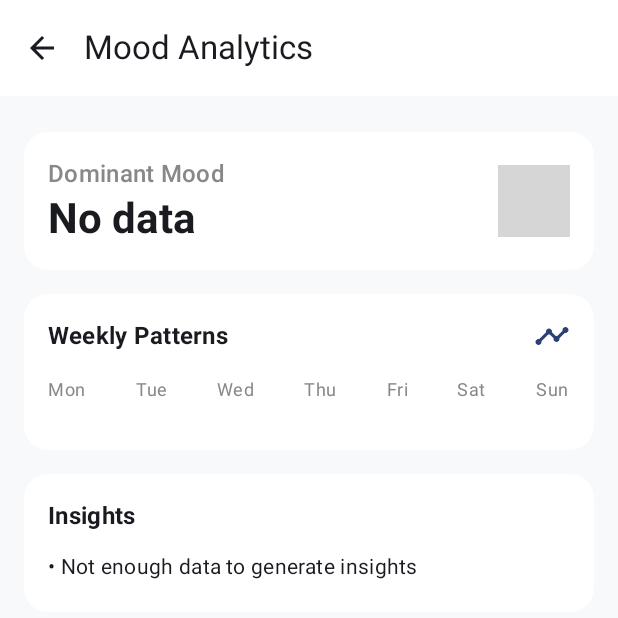
After one commit to talhanuhuymaz/MindUP, an Android app built with Jetpack Compose: the StatsPage screen opened through its navigation route, on a phone screen of 412 x 824 dp. The commit adds this screen. Shown: the top 618 px of the screen. Run offline under Robolectric (Android 15) with nearby library versions, the phone set to English and light mode, and no system bars; our stand-ins replace Firebase (no records; nobody signed in at launch, a user with empty details on screens opened directly), Room's generated code, livedata-compose; libraries missing offline, so code that uses them is left out: com.patrykandpatrick.vico; grey boxes are pictures that could not be loaded.

Commit message:
Added room based data base and some UI design updates

```diff
--- a/app/src/main/java/com/yeditepe/mindup/MainActivity.kt
+++ b/app/src/main/java/com/yeditepe/mindup/MainActivity.kt
@@ -15,16 +15,31 @@ import androidx.compose.ui.tooling.preview.Preview
 import com.yeditepe.mindup.navigation.MyAppNavigation
 import com.yeditepe.mindup.ui.theme.MindUPTheme
 import com.yeditepe.mindup.viewmodel.AuthViewModel
+import com.yeditepe.mindup.viewmodel.MoodViewModel
+import androidx.lifecycle.ViewModel
+import androidx.lifecycle.ViewModelProvider
 
 class MainActivity : ComponentActivity() {
     override fun onCreate(savedInstanceState: Bundle?) {
         super.onCreate(savedInstanceState)
         enableEdgeToEdge()
-        val authViewModel : AuthViewModel by viewModels()
+        val authViewModel: AuthViewModel by viewModels()
+        val moodViewModel: MoodViewModel by viewModels {
+            object : ViewModelProvider.Factory {
+                override fun <T : ViewModel> create(modelClass: Class<T>): T {
+                    return MoodViewModel(application) as T
+                }
+            }
+        }
+
         setContent {
             MindUPTheme {
                 Scaffold(modifier = Modifier.fillMaxSize()) { innerPadding ->
-                    MyAppNavigation(modifier =  Modifier.padding(innerPadding),authViewModel = authViewModel)
+                    MyAppNavigation(
+                        modifier = Modifier.padding(innerPadding),
+                        authViewModel = authViewModel,
+                        moodViewModel = moodViewModel
+                    )
                 }
             }
         }
--- /dev/null
+++ b/app/src/main/java/com/yeditepe/mindup/data/AppDatabase.kt
@@ -0,0 +1,31 @@
+package com.yeditepe.mindup.data
+
+import android.content.Context
+import androidx.room.Database
+import androidx.room.Room
+import androidx.room.RoomDatabase
+import androidx.room.TypeConverters
+import com.yeditepe.mindup.model.MoodEntry
+
+@Database(entities = [MoodEntry::class], version = 1, exportSchema = false)
+@TypeConverters(Converters::class)
+abstract class AppDatabase : RoomDatabase() {
+    abstract fun moodDao(): MoodDao
+
+    companion object {
+        @Volatile
+        private var INSTANCE: AppDatabase? = null
+
+        fun getDatabase(context: Context): AppDatabase {
+            return INSTANCE ?: synchronized(this) {
+                val instance = Room.databaseBuilder(
+                    context.applicationContext,
+                    AppDatabase::class.java,
+                    "app_database"
+                ).build()
+                INSTANCE = instance
+                instance
+            }
+        }
+    }
+}
--- /dev/null
+++ b/app/src/main/java/com/yeditepe/mindup/data/MoodDao.kt
@@ -0,0 +1,20 @@
+package com.yeditepe.mindup.data
+
+import androidx.room.*
+import com.yeditepe.mindup.model.MoodEntry
+import kotlinx.coroutines.flow.Flow
+
+@Dao
+interface MoodDao {
+    @Query("SELECT * FROM mood_entries ORDER BY timestamp DESC")
+    fun getAllMoods(): Flow<List<MoodEntry>>
+
+    @Insert(onConflict = OnConflictStrategy.REPLACE)
+    suspend fun insertMood(mood: MoodEntry)
+
+    @Delete
+    suspend fun deleteMood(mood: MoodEntry)
+
+    @Query("DELETE FROM mood_entries WHERE id = :moodId")
+    suspend fun deleteMoodById(moodId: String)
+}
--- a/app/src/main/java/com/yeditepe/mindup/navigation/MyAppNavigation.kt
+++ b/app/src/main/java/com/yeditepe/mindup/navigation/MyAppNavigation.kt
@@ -8,21 +8,30 @@ import androidx.navigation.compose.rememberNavController
 import com.yeditepe.mindup.screens.HomePage
 import com.yeditepe.mindup.screens.LoginPage
 import com.yeditepe.mindup.screens.SignupPage
+import com.yeditepe.mindup.screens.StatsPage
 import com.yeditepe.mindup.viewmodel.AuthViewModel
+import com.yeditepe.mindup.viewmodel.MoodViewModel
 
 @Composable
-fun MyAppNavigation(modifier: Modifier = Modifier,authViewModel: AuthViewModel) {
+fun MyAppNavigation(
+    modifier: Modifier = Modifier,
+    authViewModel: AuthViewModel,
+    moodViewModel: MoodViewModel
+) {
     val navController = rememberNavController()
 
     NavHost(navController = navController, startDestination = "login", builder = {
-        composable("login"){
-            LoginPage(modifier,navController,authViewModel)
+        composable("login") {
+            LoginPage(modifier, navController, authViewModel)
         }
-        composable("signup"){
-            SignupPage(modifier,navController,authViewModel)
+        composable("signup") {
+            SignupPage(modifier, navController, authViewModel)
         }
-        composable("home"){
-            HomePage(modifier,navController,authViewModel)
+        composable("home") {
+            HomePage(modifier, navController, authViewModel, moodViewModel)
+        }
+        composable("stats") {
+            StatsPage(modifier, moodViewModel, navController)
         }
     })
 }
--- a/app/src/main/java/com/yeditepe/mindup/screens/HomePage.kt
+++ b/app/src/main/java/com/yeditepe/mindup/screens/HomePage.kt
@@ -54,20 +54,30 @@ import androidx.compose.material3.OutlinedTextFieldDefaults
 import androidx.compose.ui.graphics.Color
 import androidx.compose.ui.text.font.FontWeight
 import com.yeditepe.mindup.viewmodel.MoodCarousel
-
-data class MoodEntry(
-    val mood: String,
-    val note: String,
-    val timestamp: LocalDateTime = LocalDateTime.now(),
-    val id: String = java.util.UUID.randomUUID().toString()
-)
-
-
+import androidx.lifecycle.viewmodel.compose.viewModel
+import com.yeditepe.mindup.viewmodel.MoodViewModel
+import androidx.compose.material3.CircularProgressIndicator
+import com.patrykandpatrick.vico.compose.axis.horizontal.bottomAxis
+import com.patrykandpatrick.vico.compose.axis.vertical.startAxis
+import com.patrykandpatrick.vico.compose.chart.Chart
+import com.patrykandpatrick.vico.compose.chart.column.columnChart
+import com.patrykandpatrick.vico.core.entry.FloatEntry
+import com.patrykandpatrick.vico.core.entry.entryModelOf
+import com.yeditepe.mindup.model.MoodEntry
 
 @Composable
-fun HomePage(modifier: Modifier = Modifier, navController: NavController, authViewModel: AuthViewModel) {
+fun HomePage(
+    modifier: Modifier = Modifier,
+    navController: NavController,
+    authViewModel: AuthViewModel,
+    moodViewModel: MoodViewModel = viewModel()
+) {
+    val authState = authViewModel.authState.observeAsState()
+    val moodEntries = moodViewModel.moodEntries.observeAsState(initial = emptyList())
+    val loading = moodViewModel.loading.observeAsState(initial = false)
 
-    val authState = authViewModel.authState.observeAsState()
+    var mood by remember { mutableStateOf("") }
+    var note by remember { mutableStateOf("") }
 
     LaunchedEffect(authState.value) {
         when (authState.value) {
@@ -76,15 +86,10 @@ fun HomePage(modifier: Modifier = Modifier, navController: NavController, authVi
         }
     }
 
-    var mood by remember { mutableStateOf("") }
-    var note by remember { mutableStateOf("") }
-    var savedEntries by remember { mutableStateOf<List<MoodEntry>>(emptyList()) }
-    var searchQuery by remember { mutableStateOf("") }
-
     Column(
         modifier = modifier
             .fillMaxSize()
-            .background(Color(0xFFF8F9FA))  // Light gray background
+            .background(Color(0xFFF8F9FA))
             .padding(16.dp),
         verticalArrangement = Arrangement.Top,
         horizontalAlignment = Alignment.CenterHorizontally
@@ -195,7 +200,7 @@ fun HomePage(modifier: Modifier = Modifier, navController: NavController, authVi
                     Button(
                         onClick = {
                             if (mood.isNotEmpty() && note.isNotEmpty()) {
-                                savedEntries = savedEntries + MoodEntry(mood, note)
+                                moodViewModel.addMoodEntry(mood, note)
                                 mood = ""
                                 note = ""
                             }
@@ -208,14 +213,21 @@ fun HomePage(modifier: Modifier = Modifier, navController: NavController, authVi
                             containerColor = Color.Black
                         )
                     ) {
-                        Text("Save Entry", fontSize = 16.sp)
+                        if (loading.value) {
+                            CircularProgressIndicator(
+                                modifier = Modifier.size(24.dp),
+                                color = Color.White
+                            )
+                        } else {
+                            Text("Save Entry", fontSize = 16.sp)
+                        }
                     }
                 }
             }
         }
 
         // Entries section
-        if (savedEntries.isNotEmpty()) {
+        if (moodEntries.value.isNotEmpty()) {
             LazyColumn(
                 modifier = Modifier
                     .weight(1f)
@@ -231,12 +243,31 @@ fun HomePage(modifier: Modifier = Modifier, navController: NavController, authVi
                     )
                 }
 
-                items(savedEntries.sortedByDescending { it.timestamp }) { entry ->
-                    EntryCard(entry = entry, onDelete = {
-                        savedEntries = savedEntries.filter { it.id != entry.id }
-                    })
+                items(moodEntries.value) { entry ->
+                    EntryCard(
+                        entry = entry,
+                        onDelete = { moodViewModel.deleteMoodEntry(entry.id) }
+                    )
                 }
             }
+        }
+
+        Button(
+            onClick = { navController.navigate("stats") },
+            modifier = Modifier
+                .fillMaxWidth()
+                .padding(vertical = 8.dp),
+            colors = ButtonDefaults.buttonColors(
+                containerColor = MaterialTheme.colorScheme.primaryContainer,
+                contentColor = MaterialTheme.colorScheme.onPrimaryContainer
+            ),
+            shape = RoundedCornerShape(16.dp)
+        ) {
+            Text(
+                text = "View Statistics",
+                style = MaterialTheme.typography.titleMedium,
+                modifier = Modifier.padding(8.dp)
+            )
         }
     }
 }
--- /dev/null
+++ b/app/src/main/java/com/yeditepe/mindup/screens/StatsPage.kt
@@ -0,0 +1,363 @@
+package com.yeditepe.mindup.screens
+
+import androidx.compose.foundation.background
+import androidx.compose.foundation.layout.*
+import androidx.compose.foundation.rememberScrollState
+import androidx.compose.foundation.shape.RoundedCornerShape
+import androidx.compose.foundation.verticalScroll
+import androidx.compose.material.icons.Icons
+import androidx.compose.material.icons.filled.ArrowBack
+import androidx.compose.material.icons.filled.Mood
+import androidx.compose.material.icons.filled.Timeline
+import androidx.compose.material3.*
+import androidx.compose.runtime.Composable
+import androidx.compose.runtime.livedata.observeAsState
+import androidx.compose.ui.Alignment
+import androidx.compose.ui.Modifier
+import androidx.compose.ui.graphics.Color
+import androidx.compose.ui.text.font.FontWeight
+import androidx.compose.ui.unit.dp
+import androidx.navigation.NavController
+import com.yeditepe.mindup.viewmodel.MoodViewModel
+import com.yeditepe.mindup.model.MoodEntry
+import java.time.LocalDateTime
+import java.time.temporal.ChronoUnit
+import androidx.compose.foundation.Image
+import androidx.compose.ui.res.painterResource
+import com.yeditepe.mindup.R
+
+@OptIn(ExperimentalMaterial3Api::class)
+@Composable
+fun StatsPage(
+    modifier: Modifier = Modifier,
+    moodViewModel: MoodViewModel,
+    navController: NavController
+) {
+    val moodEntries = moodViewModel.moodEntries.observeAsState(initial = emptyList())
+    val scrollState = rememberScrollState()
+
+    Column(
+        modifier = modifier
+            .fillMaxSize()
+            .background(Color(0xFFF8F9FA))
+            .verticalScroll(scrollState)
+    ) {
+        // Top App Bar
+        TopAppBar(
+            title = { Text("Mood Analytics") },
+            navigationIcon = {
+                IconButton(onClick = { navController.navigateUp() }) {
+                    Icon(Icons.Default.ArrowBack, "Back")
+                }
+            },
+            colors = TopAppBarDefaults.topAppBarColors(
+                containerColor = Color.White
+            )
+        )
+
+        // Content
+        Column(
+            modifier = Modifier.padding(16.dp)
+        ) {
+            // Dominant Mood Card
+            val dominantMood = moodEntries.value
+                .groupBy { it.mood }
+                .maxByOrNull { it.value.size }
+                ?.key ?: "No data"
+
+            Card(
+                modifier = Modifier
+                    .fillMaxWidth()
+                    .padding(vertical = 8.dp),
+                colors = CardDefaults.cardColors(containerColor = Color.White),
+                elevation = CardDefaults.cardElevation(0.dp),
+                shape = RoundedCornerShape(16.dp)
+            ) {
+                Row(
+                    modifier = Modifier
+                        .fillMaxWidth()
+                        .padding(16.dp),
+                    horizontalArrangement = Arrangement.SpaceBetween,
+                    verticalAlignment = Alignment.CenterVertically
+                ) {
+                    Column {
+                        Text(
+                            text = "Dominant Mood",
+                            style = MaterialTheme.typography.titleMedium,
+                            color = Color.Gray
+                        )
+                        Text(
+                            text = dominantMood,
+                            style = MaterialTheme.typography.headlineMedium,
+                            fontWeight = FontWeight.Bold
+                        )
+                    }
+                    Image(
+                        painter = painterResource(getMoodIconResource(dominantMood)),
+                        contentDescription = dominantMood,
+                        modifier = Modifier.size(48.dp)
+                    )
+                }
+            }
+
+            // Weekly Patterns Card
+            Card(
+                modifier = Modifier
+                    .fillMaxWidth()
+                    .padding(vertical = 8.dp),
+                colors = CardDefaults.cardColors(containerColor = Color.White),
+                elevation = CardDefaults.cardElevation(0.dp),
+                shape = RoundedCornerShape(16.dp)
+            ) {
+                Column(
+                    modifier = Modifier.padding(16.dp)
+                ) {
+                    Row(
+                        modifier = Modifier.fillMaxWidth(),
+                        horizontalArrangement = Arrangement.SpaceBetween,
+                        verticalAlignment = Alignment.CenterVertically
+                    ) {
+                        Text(
+                            text = "Weekly Patterns",
+                            style = MaterialTheme.typography.titleMedium,
+                            fontWeight = FontWeight.Bold
+                        )
+                        Icon(
+                            imageVector = Icons.Default.Timeline,
+                            contentDescription = null,
+                            modifier = Modifier.size(24.dp),
+                            tint = MaterialTheme.colorScheme.primary
+                        )
+                    }
+
+                    Spacer(modifier = Modifier.height(16.dp))
+
+                    WeeklyMoodDistribution(moodEntries.value)
+
+                    Spacer(modifier = Modifier.height(16.dp))
+
+                    val stats = moodViewModel.getMoodStats()
+                    stats.forEach { (mood, count) ->
+                        val percentage = (count.toFloat() / moodEntries.value.size * 100).toInt()
+                        MoodDistributionItem(
+                            mood = mood,
+                            count = count,
+                            percentage = percentage
+                        )
+                    }
+                }
+            }
+
+            // Insights Card
+            Card(
+                modifier = Modifier
+                    .fillMaxWidth()
+                    .padding(vertical = 8.dp),
+                colors = CardDefaults.cardColors(containerColor = Color.White),
+                elevation = CardDefaults.cardElevation(0.dp),
+                shape = RoundedCornerShape(16.dp)
+            ) {
+                Column(
+                    modifier = Modifier.padding(16.dp)
+                ) {
+                    Text(
+                        text = "Insights",
+                        style = MaterialTheme.typography.titleMedium,
+                        fontWeight = FontWeight.Bold
+                    )
+
+                    Spacer(modifier = Modifier.height(8.dp))
+
+                    val insights = generateInsights(moodEntries.value)
+                    insights.forEach { insight ->
+                        Text(
+                            text = "• $insight",
+                            style = MaterialTheme.typography.bodyMedium,
+                            modifier = Modifier.padding(vertical = 4.dp)
+                        )
+                    }
+                }
+            }
+        }
+    }
+}
+
+@Composable
+fun MoodDistributionItem(
+    mood: String,
+    count: Int,
+    percentage: Int
+) {
+    Row(
+        modifier = Modifier
+            .fillMaxWidth()
+            .padding(vertical = 8.dp),
+        horizontalArrangement = Arrangement.SpaceBetween,
+        verticalAlignment = Alignment.CenterVertically
+    ) {
+        Text(
+            text = mood,
+            style = MaterialTheme.typography.bodyLarge
+        )
+        Row(
+            horizontalArrangement = Arrangement.spacedBy(8.dp),
+            verticalAlignment = Alignment.CenterVertically
+        ) {
+            Text(
+                text = count.toString(),
+                style = MaterialTheme.typography.bodyMedium,
+                color = Color.Gray
+            )
+            Text(
+                text = "$percentage%",
+                style = MaterialTheme.typography.bodyMedium,
+                fontWeight = FontWeight.Bold
+            )
+        }
+    }
+}
+
+@Composable
+fun DayMoodColumn(
+    dayOfWeek: Int,
+    moods: List<String>
+) {
+    Column(
+        horizontalAlignment = Alignment.CenterHorizontally,
+        verticalArrangement = Arrangement.spacedBy(4.dp)
+    ) {
+        Text(
+            text = getDayAbbreviation(dayOfWeek),
+            style = MaterialTheme.typography.bodySmall,
+            color = Color.Gray
+        )
+
+        moods.take(3).forEach { mood ->
+            Image(
+                painter = painterResource(getMoodIconResource(mood)),
+                contentDescription = mood,
+                modifier = Modifier.size(24.dp)
+            )
+        }
+
+        if (moods.size > 3) {
+            Text(
+                text = "+${moods.size - 3}",
+                style = MaterialTheme.typography.bodySmall,
+                color = MaterialTheme.colorScheme.primary
+            )
+        }
+    }
+}
+
+private fun getDayAbbreviation(dayOfWeek: Int): String {
+    return when (dayOfWeek) {
+        1 -> "Mon"
+        2 -> "Tue"
+        3 -> "Wed"
+        4 -> "Thu"
+        5 -> "Fri"
+        6 -> "Sat"
+        7 -> "Sun"
+        else -> ""
+    }
+}
+
+private fun getMoodIconResource(mood: String): Int {
+    return when (mood.lowercase()) {
+        "happy" -> R.drawable.happy
+        "sad" -> R.drawable.sad
+        "angry" -> R.drawable.angry
+        "anxious" -> R.drawable.relaxed
+        else -> R.drawable.happy
+    }
+}
+
+private fun getWeeklyStats(entries: List<MoodEntry>): Map<Int, List<String>> {
+    val now = LocalDateTime.now()
+    return entries
+        .filter { entry -> ChronoUnit.DAYS.between(entry.timestamp, now) < 7 }
+        .groupBy { entry -> entry.timestamp.dayOfWeek.value }
+        .mapValues { entry -> entry.value.map { it.mood } }
+}
+
+private fun generateInsights(entries: List<MoodEntry>): List<String> {
+    val insights = mutableListOf<String>()
+
+    if (entries.isEmpty()) return listOf("Not enough data to generate insights")
+
+    // Weekly trend
+    val thisWeek = entries.filter { entry ->
+        ChronoUnit.DAYS.between(entry.timestamp, LocalDateTime.now()) < 7
+    }
+    if (thisWeek.isNotEmpty()) {
+        val avgMoodsPerDay = thisWeek.size / 7f
+        insights.add("You've recorded an average of %.1f moods per day this week".format(avgMoodsPerDay))
+    }
+
+    // Recent trend
+    val recentMoods = entries.takeLast(3).map { entry -> entry.mood }
+    if (recentMoods.toSet().size == 1) {
+        insights.add("Your last 3 recorded moods have been consistently '${recentMoods.first()}'")
+    }
+
+    // Time of day analysis
+    val morningMoods = entries.filter { it.timestamp.hour in 6..11 }
+    val afternoonMoods = entries.filter { it.timestamp.hour in 12..17 }
+    val eveningMoods = entries.filter { it.timestamp.hour in 18..23 }
+
+    val bestTimeOfDay = listOf(
+        "morning" to morningMoods,
+        "afternoon" to afternoonMoods,
+        "evening" to eveningMoods
+    ).maxByOrNull { it.second.size }?.first
+
+    if (bestTimeOfDay != null) {
+        insights.add("You tend to record your moods most often during the $bestTimeOfDay")
+    }
+
+    return insights
+}
+
+@Composable
+private fun MoodPatternsCard(entries: List<MoodEntry>) {
+    Card(
+        modifier = Modifier
+            .fillMaxWidth()
+            .padding(vertical = 8.dp),
+        colors = CardDefaults.cardColors(containerColor = Color.White),
+        elevation = CardDefaults.cardElevation(0.dp),
+        shape = RoundedCornerShape(16.dp)
+    ) {
+        Column(
+            modifier = Modifier.padding(16.dp)
+        ) {
+            Text(
+                text = "Mood Patterns",
+                style = MaterialTheme.typography.titleMedium,
+                fontWeight = FontWeight.Bold
+            )
+
+            Spacer(modifier = Modifier.height(16.dp))
+
+            // Weekly mood distribution
+            WeeklyMoodDistribution(entries)
+        }
+    }
+}
+
+@Composable
+private fun WeeklyMoodDistribution(entries: List<MoodEntry>) {
+    val weeklyStats = getWeeklyStats(entries)
+    Row(
+        modifier = Modifier.fillMaxWidth(),
+        horizontalArrangement = Arrangement.SpaceBetween
+    ) {
+        for (dayOfWeek in 1..7) {
+            DayMoodColumn(
+                dayOfWeek = dayOfWeek,
+                moods = weeklyStats[dayOfWeek] ?: emptyList()
+            )
+        }
+    }
+}
--- /dev/null
+++ b/app/src/main/java/com/yeditepe/mindup/viewmodel/MoodViewModel.kt
@@ -0,0 +1,46 @@
+package com.yeditepe.mindup.viewmodel
+
+import android.app.Application
+import androidx.lifecycle.AndroidViewModel
+import androidx.lifecycle.LiveData
+import androidx.lifecycle.MutableLiveData
+import androidx.lifecycle.asLiveData
+import androidx.lifecycle.viewModelScope
+import com.yeditepe.mindup.data.AppDatabase
+import com.yeditepe.mindup.model.MoodEntry
+import kotlinx.coroutines.flow.Flow
+import kotlinx.coroutines.launch
+import java.time.LocalDateTime
+
+class MoodViewModel(application: Application) : AndroidViewModel(application) {
+    private val database = AppDatabase.getDatabase(application)
+    private val moodDao = database.moodDao()
+
+    private val _loading = MutableLiveData<Boolean>(false)
+    val loading: LiveData<Boolean> = _loading
+
+    val moodEntries: LiveData<List<MoodEntry>> = moodDao.getAllMoods().asLiveData()
+
+    fun addMoodEntry(mood: String, note: String) {
+        _loading.value = true
+        viewModelScope.launch {
+            val entry = MoodEntry(
+                mood = mood,
+                note = note,
+                timestamp = LocalDateTime.now()
+            )
+            moodDao.insertMood(entry)
+            _loading.value = false
+        }
+    }
+
+    fun deleteMoodEntry(entryId: String) {
+        viewModelScope.launch {
+            moodDao.deleteMoodById(entryId)
+        }
+    }
+
+    fun getMoodStats(): Map<String, Int> {
+        return moodEntries.value?.groupBy { it.mood }?.mapValues { it.value.size } ?: emptyMap()
+    }
+}
--- a/build.gradle.kts
+++ b/build.gradle.kts
@@ -3,4 +3,5 @@ plugins {
     alias(libs.plugins.android.application) apply false
     alias(libs.plugins.kotlin.android) apply false
     id("com.google.gms.google-services") version "4.4.2" apply false
+    id("com.google.devtools.ksp") version "1.9.21-1.0.15" apply false
 }
--- a/gradle/libs.versions.toml
+++ b/gradle/libs.versions.toml
@@ -12,6 +12,7 @@ navigationRuntimeKtx = "2.8.5"
 runtimeLivedata = "1.7.6"
 animationCoreLint = "1.8.0-alpha07"
 navigationCompose = "2.8.5"
+firebaseAuthKtx = "23.1.0"
 
 [libraries]
 androidx-core-ktx = { group = "androidx.core", name = "core-ktx", version.ref = "coreKtx" }
@@ -32,6 +33,7 @@ androidx-navigation-runtime-ktx = { group = "androidx.navigation", name = "navig
 androidx-runtime-livedata = { group = "androidx.compose.runtime", name = "runtime-livedata", version.ref = "runtimeLivedata" }
 androidx-animation-core-lint = { group = "androidx.compose.animation", name = "animation-core-lint", version.ref = "animationCoreLint" }
 androidx-navigation-compose = { group = "androidx.navigation", name = "navigation-compose", version.ref = "navigationCompose" }
+firebase-auth-ktx = { group = "com.google.firebase", name = "firebase-auth-ktx", version.ref = "firebaseAuthKtx" }
 
 [plugins]
 android-application = { id = "com.android.application", version.ref = "agp" }
```
Also changed, not shown: app/build.gradle.kts (+24 -11 lines), app/src/main/java/com/yeditepe/mindup/data/Converters.kt (added, +32 -0 lines), app/src/main/java/com/yeditepe/mindup/model/MoodEntry.kt (added, +14 -0 lines), app/src/main/java/com/yeditepe/mindup/screens/AddMoodPage.kt (added, +62 -0 lines), app/src/main/java/com/yeditepe/mindup/ui/theme/Theme.kt (+8 -1 lines).
